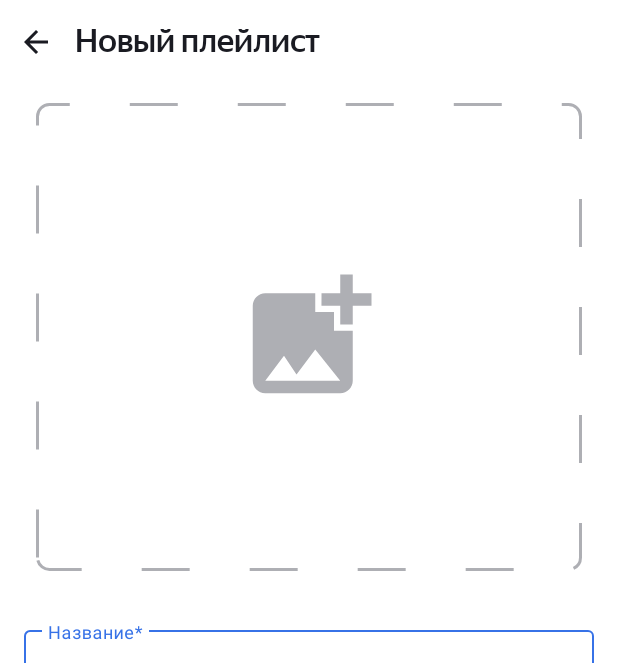
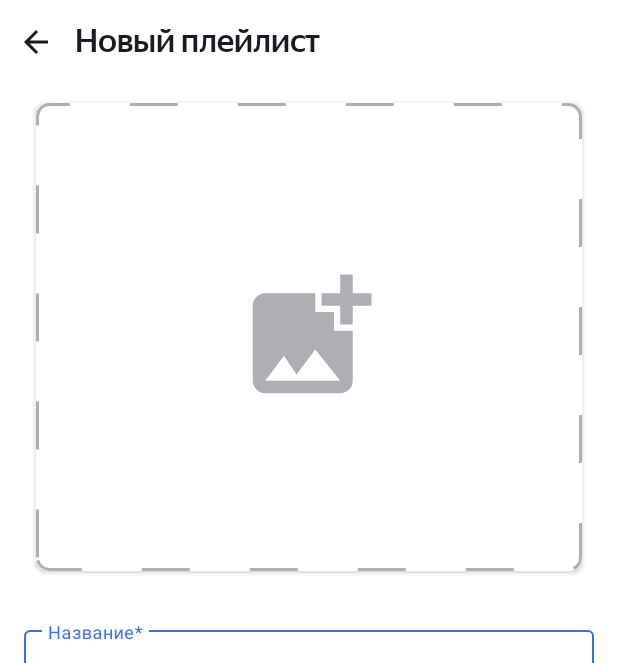
Before and after one commit to KozlovskiyD/PlaylistMaker3, an Android app: the layout fragment_playlist.xml on its own in the app's theme, with its tools: preview values and no code run, on a phone screen of 412 x 824 dp. Shown: the top 663 px of the screen. Run offline under Robolectric (Android 15) with nearby library versions, the phone set to English and light mode, and no system bars.

Commit message:
домашняя работа спринт 22.1

```diff
--- a/app/src/main/AndroidManifest.xml
+++ b/app/src/main/AndroidManifest.xml
@@ -18,7 +18,7 @@
         <activity
             android:name=".main.ui.activity.RootActivity"
             android:exported="true"
-            android:windowSoftInputMode="adjustNothing">
+            android:windowSoftInputMode="adjustPan">
             <intent-filter>
                 <action android:name="android.intent.action.MAIN" />
 
@@ -32,7 +32,7 @@
             android:name=".player.ui.viewActivity.MediaActivity"
             android:exported="false"
             android:screenOrientation="portrait"
-            android:windowSoftInputMode="adjustNothing"
+            android:windowSoftInputMode="adjustPan"
             tools:ignore="LockedOrientationActivity">
             <meta-data
                 android:name="android.app.lib_name"
--- a/app/src/main/java/com/practicum/playlistmaker3/di/repositoryModule.kt
+++ b/app/src/main/java/com/practicum/playlistmaker3/di/repositoryModule.kt
@@ -36,7 +36,7 @@ val repositoryModule = module {
     }
 
     factory {
-        TrackDbConvertor()
+        TrackDbConvertor
     }
 
     factory {
@@ -44,7 +44,7 @@ val repositoryModule = module {
     }
 
     factory {
-        PlaylistTrackDbConvertor()
+        PlaylistTrackDbConvertor
     }
 
     single<FavoriteRepository> {
--- a/app/src/main/java/com/practicum/playlistmaker3/mediaLibrary/data/DbConvertor/PlaylistTrackDbConvertor.kt
+++ b/app/src/main/java/com/practicum/playlistmaker3/mediaLibrary/data/DbConvertor/PlaylistTrackDbConvertor.kt
@@ -3,7 +3,7 @@ package com.practicum.playlistmaker3.mediaLibrary.data.DbConvertor
 import com.practicum.playlistmaker3.mediaLibrary.data.db.entity.PlaylistTrackEntity
 import com.practicum.playlistmaker3.search.domain.models.Track
 
-class PlaylistTrackDbConvertor {
+object PlaylistTrackDbConvertor {
     fun map(track: Track): PlaylistTrackEntity {
         return PlaylistTrackEntity(
             trackId = track.trackId,
--- a/app/src/main/java/com/practicum/playlistmaker3/mediaLibrary/data/DbConvertor/TrackDbConvertor.kt
+++ b/app/src/main/java/com/practicum/playlistmaker3/mediaLibrary/data/DbConvertor/TrackDbConvertor.kt
@@ -3,7 +3,7 @@ package com.practicum.playlistmaker3.mediaLibrary.data.DbConvertor
 import com.practicum.playlistmaker3.mediaLibrary.data.db.entity.TrackEntity
 import com.practicum.playlistmaker3.search.domain.models.Track
 
-class TrackDbConvertor {
+object TrackDbConvertor {
 
     fun map(track: Track): TrackEntity {
         return TrackEntity(
@@ -34,5 +34,4 @@ class TrackDbConvertor {
             previewUrl = track.previewUrl
         )
     }
-
 }
--- a/app/src/main/java/com/practicum/playlistmaker3/mediaLibrary/data/db/entity/PlaylistEntity.kt
+++ b/app/src/main/java/com/practicum/playlistmaker3/mediaLibrary/data/db/entity/PlaylistEntity.kt
@@ -8,14 +8,9 @@ import androidx.room.PrimaryKey
 data class PlaylistEntity(
     @PrimaryKey(autoGenerate = true) @ColumnInfo(name = "id")
     val id: Int? = null,
-    @ColumnInfo(name = "name")
     val name: String?,
-    @ColumnInfo(name = "description")
     val description: String?,
-    @ColumnInfo(name = "filePath")
     val filePath: String?,
-    @ColumnInfo(name = "trackList")
     var trackList: String?,
-    @ColumnInfo(name = "trackCount")
     val trackCount: Int = 0,
 )
--- a/app/src/main/java/com/practicum/playlistmaker3/mediaLibrary/ui/viewActivity/PlayListFragment.kt
+++ b/app/src/main/java/com/practicum/playlistmaker3/mediaLibrary/ui/viewActivity/PlayListFragment.kt
@@ -134,6 +134,7 @@ class PlayListFragment : Fragment() {
             if (thereDataPlaylist()) openDialog()
             else navigateController()
         }
+
     }
 
     private fun saveImageToPrivateStorage(uri: Uri) {
--- a/app/src/main/java/com/practicum/playlistmaker3/mediaLibrary/ui/viewActivity/PlaylistViewHolder.kt
+++ b/app/src/main/java/com/practicum/playlistmaker3/mediaLibrary/ui/viewActivity/PlaylistViewHolder.kt
@@ -6,7 +6,6 @@ import android.widget.ImageView
 import android.widget.TextView
 import androidx.recyclerview.widget.RecyclerView
 import com.bumptech.glide.Glide
-import com.bumptech.glide.load.resource.bitmap.RoundedCorners
 import com.practicum.playlistmaker3.R
 import com.practicum.playlistmaker3.mediaLibrary.domain.models.Playlist
 import com.practicum.playlistmaker3.util.getTrackNumber
@@ -29,7 +28,6 @@ class PlaylistViewHolder(view: View) : RecyclerView.ViewHolder(view) {
             .with(itemView)
             .load(model.filePath?.let { File(filePath, it) })
             .placeholder(R.drawable.vector_placeholder_100)
-            .transform(RoundedCorners(itemView.resources.getDimensionPixelSize(R.dimen.top_8)))
             .into(image)
         name.text = model.namePlaylist
         numberTrack.text =
--- a/app/src/main/java/com/practicum/playlistmaker3/player/ui/viewActivity/PlaylistViewHolderMedia.kt
+++ b/app/src/main/java/com/practicum/playlistmaker3/player/ui/viewActivity/PlaylistViewHolderMedia.kt
@@ -29,7 +29,6 @@ class PlaylistViewHolderMedia(view: View) : RecyclerView.ViewHolder(view) {
             .with(itemView)
             .load(model.filePath?.let { File(filePath, it) })
             .placeholder(R.drawable.vector_placeholder)
-            .centerCrop()
             .transform(RoundedCorners(itemView.resources.getDimensionPixelSize(R.dimen.top_2)))
             .into(image)
         name.text = model.namePlaylist
--- a/app/src/main/res/drawable/frame_image_playlist.xml
+++ b/app/src/main/res/drawable/frame_image_playlist.xml
@@ -1,15 +1,20 @@
 <?xml version="1.0" encoding="utf-8"?>
-<shape xmlns:tools="http://schemas.android.com/tools"
-    xmlns:android="http://schemas.android.com/apk/res/android"
-    tools:ignore="ExtraText">
-    android:shape="rectangle">
-
-    <stroke
-        android:color="@color/gray"
-        android:width="2dp"
-        android:dashWidth="32dp"
-        android:dashGap="@dimen/top_40"/>
-
-    <corners android:radius="@dimen/top_8"/>
-
-</shape>
+<layer-list xmlns:android="http://schemas.android.com/apk/res/android">
+    <item android:gravity="center">
+        <shape
+            android:shape="rectangle">
+            <stroke
+                android:width="2dp"
+                android:color="@color/gray"
+                android:dashWidth="32dp"
+                android:dashGap="@dimen/top_40" />
+            <corners android:radius="@dimen/top_8" />
+            <solid android:color="?attr/colorSecondary"/>
+        </shape>
+    </item>
+    <item android:drawable="@drawable/placeholder_playlist"
+        android:height="@dimen/top_100"
+        android:width="@dimen/top_100"
+        android:gravity="center">
+    </item>
+</layer-list>
--- a/app/src/main/res/layout/fragment_playlist.xml
+++ b/app/src/main/res/layout/fragment_playlist.xml
@@ -35,18 +35,27 @@
             app:layout_constraintStart_toEndOf="@id/back"
             app:layout_constraintTop_toTopOf="parent" />
 
+        <androidx.cardview.widget.CardView
+            android:id="@+id/image_playlist_view"
+            android:layout_width="match_parent"
+            android:layout_height="312dp"
+            android:background="@null"
+            android:layout_marginHorizontal="@dimen/top_8"
+            android:layout_marginTop="@dimen/top_28"
+            app:layout_constraintDimensionRatio="1:1"
+            app:cardCornerRadius="@dimen/top_8"
+            app:layout_constraintEnd_toEndOf="parent"
+            app:layout_constraintStart_toStartOf="parent"
+            app:layout_constraintTop_toBottomOf="@+id/text_new_playlist">
+
         <ImageView
             android:id="@+id/image_playlist"
             android:layout_width="match_parent"
-            android:layout_height="312dp"
-            android:layout_marginHorizontal="@dimen/top_8"
-            android:layout_marginTop="@dimen/top_28"
-            android:background="@drawable/frame_image_playlist"
-            android:scaleType="centerInside"
-            android:src="@drawable/placeholder_playlist"
-            app:layout_constraintEnd_toEndOf="parent"
-            app:layout_constraintStart_toStartOf="parent"
-            app:layout_constraintTop_toBottomOf="@+id/text_new_playlist" />
+            android:layout_height="match_parent"
+            android:scaleType="centerCrop"
+            android:background="@drawable/frame_image_playlist" />
+
+        </androidx.cardview.widget.CardView>
 
         <com.google.android.material.textfield.TextInputLayout
             android:id="@+id/name_playlist"
@@ -55,7 +64,7 @@
             android:hint="@string/name_playlist"
             app:layout_constraintEnd_toEndOf="parent"
             app:layout_constraintStart_toStartOf="parent"
-            app:layout_constraintTop_toBottomOf="@+id/image_playlist">
+            app:layout_constraintTop_toBottomOf="@+id/image_playlist_view">
 
             <com.google.android.material.textfield.TextInputEditText
                 android:id="@+id/edit_name_playlist"
@@ -101,7 +110,8 @@
             app:layout_constraintHorizontal_bias="0.25"
             app:layout_constraintStart_toStartOf="parent"
             app:layout_constraintTop_toBottomOf="@id/description_playlist"
-            app:layout_constraintVertical_bias="1.0" />
+            app:layout_constraintVertical_bias="1.0"
+            tools:ignore="TextContrastCheck" />
 
     </androidx.constraintlayout.widget.ConstraintLayout>
 </ScrollView>
```
Also changed, not shown: app/src/main/java/com/practicum/playlistmaker3/mediaLibrary/data/PlaylistRepositoryImpl.kt (+5 -23 lines), app/src/main/res/drawable/frame_text.xml (+3 -9 lines), app/src/main/res/layout/playlist_item.xml (+19 -16 lines), app/src/main/res/layout/playlist_item_media.xml (+9 -5 lines).
